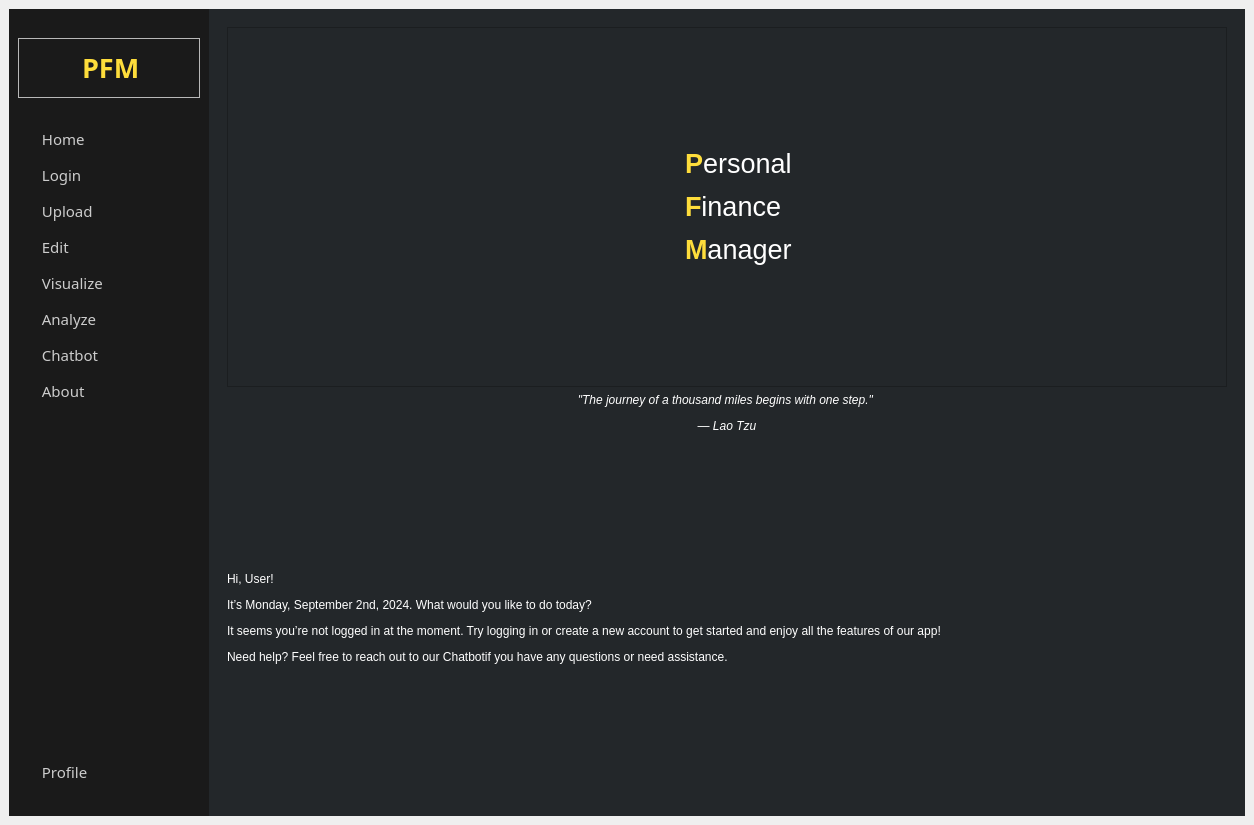
The window that UI/Master.ui (AtlasCJr/pfm) describes before a commit, drawn with Qt 5.
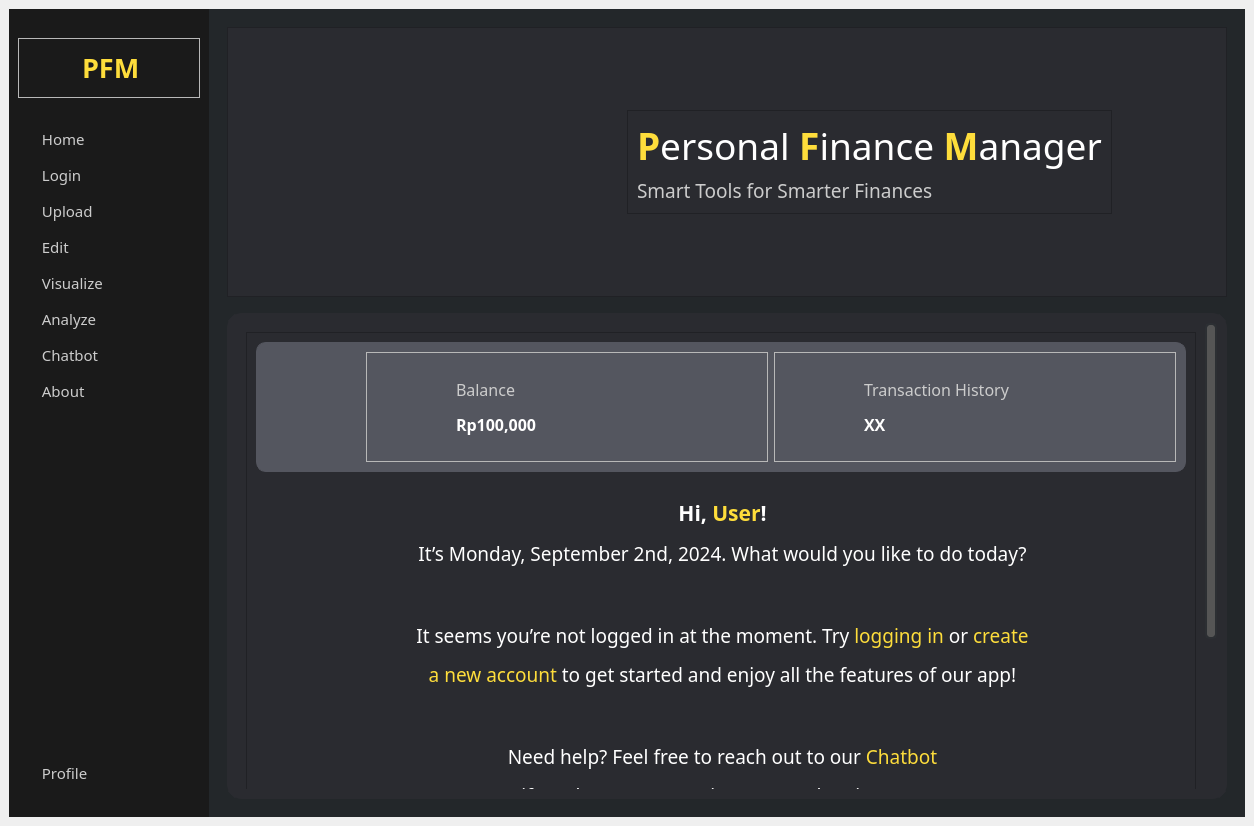
The same window after the commit. The open tabs and pages were chosen to show the change. Icons and pictures are not drawn.

Commit message: Revamp 'Home' and 'Profile' UI, added more 'Visualize' features

Patch:
```diff
--- a/UI/Master.ui
+++ b/UI/Master.ui
@@ -7,7 +7,7 @@
     <x>0</x>
     <y>0</y>
     <width>1254</width>
-    <height>825</height>
+    <height>826</height>
    </rect>
   </property>
   <property name="sizePolicy">
@@ -470,9 +470,67 @@
           <number>6</number>
          </property>
          <widget class="QWidget" name="home">
-          <layout class="QVBoxLayout" name="verticalLayout_10">
+          <property name="styleSheet">
+           <string notr="true">#HM_appLogo{
+	padding:10px;
+}
+#frame_8{
+	border: 1px solid rgba(84,86,95,255);
+	border-radius: 10px;
+}
+QScrollArea {
+    border: 10px solid rgb(42, 43, 48);; /* Set the border color and width */
+    border-radius: 15px; /* Optional: Add some rounding to the corners */
+    background-color:  rgb(42, 43, 48); /* Ensure the background matches your theme */
+}
+QScrollBar:vertical {
+    border: none;
+    background-color: #2C2F33;
+    width: 12px;
+    margin: 0px 0px 0px 0px;
+    border-radius: 5px;
+}
+
+QScrollBar::handle:vertical {
+    background-color: #555;
+    min-height: 20px;
+    border-radius: 5px;
+    border: 2px solid #2C2F33;
+}
+
+QScrollBar::handle:vertical:hover {
+    background-color: #888;
+}
+
+QScrollBar::sub-line:vertical,
+QScrollBar::add-line:vertical {
+    border: none;
+    background: none;
+}
+
+QScrollBar::add-page:vertical, 
+QScrollBar::sub-page:vertical {
+    background: none;
+}</string>
+          </property>
+          <layout class="QVBoxLayout" name="verticalLayout_30">
            <item>
-            <widget class="QFrame" name="frame_8">
+            <widget class="QFrame" name="homeFrame">
+             <property name="minimumSize">
+              <size>
+               <width>1000</width>
+               <height>250</height>
+              </size>
+             </property>
+             <property name="maximumSize">
+              <size>
+               <width>1000</width>
+               <height>600</height>
+              </size>
+             </property>
+             <property name="styleSheet">
+              <string notr="true">background-color: rgb(42, 43, 48);</string>
+             </property>
              <property name="frameShape">
               <enum>QFrame::StyledPanel</enum>
              </property>
@@ -485,20 +543,29 @@
                 <property name="orientation">
                  <enum>Qt::Horizontal</enum>
                 </property>
+                <property name="sizeType">
+                 <enum>QSizePolicy::Fixed</enum>
+                </property>
                 <property name="sizeHint" stdset="0">
                  <size>
-                  <width>40</width>
+                  <width>30</width>
                   <height>20</height>
                  </size>
                 </property>
                </spacer>
               </item>
               <item>
-               <widget class="QLabel" name="label_21">
+               <widget class="QLabel" name="HM_appLogo">
+                <property name="minimumSize">
+                 <size>
+                  <width>250</width>
+                  <height>250</height>
+                 </size>
+                </property>
                 <property name="maximumSize">
                  <size>
-                  <width>100</width>
-                  <height>100</height>
+                  <width>250</width>
+                  <height>250</height>
                  </size>
                 </property>
                 <property name="text">
@@ -512,81 +579,360 @@
                 </property>
                </widget>
               </item>
-              <item>
-               <spacer name="horizontalSpacer_10">
-                <property name="orientation">
-                 <enum>Qt::Horizontal</enum>
+              <item alignment="Qt::AlignHCenter|Qt::AlignVCenter">
+               <widget class="QFrame" name="frame_35">
+                <property name="frameShape">
+                 <enum>QFrame::StyledPanel</enum>
                 </property>
-                <property name="sizeType">
-                 <enum>QSizePolicy::Fixed</enum>
+                <property name="frameShadow">
+                 <enum>QFrame::Raised</enum>
                 </property>
-                <property name="sizeHint" stdset="0">
-                 <size>
-                  <width>10</width>
-                  <height>20</height>
-                 </size>
-                </property>
-               </spacer>
-              </item>
-              <item>
-               <widget class="QLabel" name="label">
-                <property name="styleSheet">
-                 <string notr="true">color: rgb(255, 255, 255);</string>
-                </property>
-                <property name="text">
-                 <string>&lt;html&gt;&lt;head/&gt;&lt;body&gt;&lt;p&gt;&lt;span style=&quot; font-size:20pt; font-weight:600; color:#fedd3b;&quot;&gt;P&lt;/span&gt;&lt;span style=&quot; font-size:20pt; color:#ffffff;&quot;&gt;ersonal&lt;/span&gt;&lt;/p&gt;&lt;p&gt;&lt;span style=&quot; font-size:20pt; font-weight:600; color:#fedd3b;&quot;&gt;F&lt;/span&gt;&lt;span style=&quot; font-size:20pt; color:#ffffff;&quot;&gt;inance&lt;/span&gt;&lt;/p&gt;&lt;p&gt;&lt;span style=&quot; font-size:20pt; font-weight:600; color:#fedd3b;&quot;&gt;M&lt;/span&gt;&lt;span style=&quot; font-size:20pt; color:#ffffff;&quot;&gt;anager&lt;/span&gt;&lt;/p&gt;&lt;/body&gt;&lt;/html&gt;</string>
-                </property>
-                <property name="alignment">
-                 <set>Qt::AlignLeading|Qt::AlignLeft|Qt::AlignVCenter</set>
-                </property>
+                <layout class="QVBoxLayout" name="verticalLayout_28">
+                 <item alignment="Qt::AlignBottom">
+                  <widget class="QLabel" name="HM_appName">
+                   <property name="font">
+                    <font>
+                     <family>Poppins</family>
+                    </font>
+                   </property>
+                   <property name="text">
+                    <string>&lt;html&gt;&lt;head/&gt;&lt;body&gt;&lt;p&gt;&lt;span style=&quot; font-size:28pt; font-weight:600; color:#fedd3b;&quot;&gt;P&lt;/span&gt;&lt;span style=&quot; font-size:28pt; color:#ffffff;&quot;&gt;ersonal &lt;/span&gt;&lt;span style=&quot; font-size:28pt; font-weight:600; color:#fedd3b;&quot;&gt;F&lt;/span&gt;&lt;span style=&quot; font-size:28pt; color:#ffffff;&quot;&gt;inance &lt;/span&gt;&lt;span style=&quot; font-size:28pt; font-weight:600; color:#fedd3b;&quot;&gt;M&lt;/span&gt;&lt;span style=&quot; font-size:28pt; color:#ffffff;&quot;&gt;anager&lt;/span&gt;&lt;/p&gt;&lt;/body&gt;&lt;/html&gt;</string>
+                   </property>
+                  </widget>
+                 </item>
+                 <item alignment="Qt::AlignTop">
+                  <widget class="QLabel" name="label_9">
+                   <property name="maximumSize">
+                    <size>
+                     <width>16777215</width>
+                     <height>30</height>
+                    </size>
+                   </property>
+                   <property name="font">
+                    <font>
+                     <family>Poppins</family>
+                     <pointsize>10</pointsize>
+                    </font>
+                   </property>
+                   <property name="text">
+                    <string>&lt;html&gt;&lt;head/&gt;&lt;body&gt;&lt;p&gt;&lt;span style=&quot; font-size:14pt; color:#cccccc;&quot;&gt;Smart Tools for Smarter Finances&lt;/span&gt;&lt;/p&gt;&lt;/body&gt;&lt;/html&gt;</string>
+                   </property>
+                  </widget>
+                 </item>
+                </layout>
                </widget>
               </item>
-              <item>
-               <spacer name="horizontalSpacer_9">
-                <property name="orientation">
-                 <enum>Qt::Horizontal</enum>
-                </property>
-                <property name="sizeHint" stdset="0">
-                 <size>
-                  <width>40</width>
-                  <height>20</height>
-                 </size>
-                </property>
-               </spacer>
-              </item>
              </layout>
             </widget>
            </item>
            <item>
-            <widget class="QLabel" name="label_9">
-             <property name="sizePolicy">
-              <sizepolicy hsizetype="Preferred" vsizetype="Maximum">
-               <horstretch>0</horstretch>
-               <verstretch>0</verstretch>
-              </sizepolicy>
+            <spacer name="verticalSpacer_21">
+             <property name="orientation">
+              <enum>Qt::Vertical</enum>
              </property>
-             <property name="styleSheet">
-              <string notr="true">color: white;</string>
+             <property name="sizeType">
+              <enum>QSizePolicy::Fixed</enum>
              </property>
-             <property name="text">
-              <string>&lt;html&gt;&lt;head/&gt;&lt;body&gt;&lt;p align=&quot;center&quot;&gt;&lt;span style=&quot; font-style:italic;&quot;&gt;&amp;quot;The journey of a thousand miles begins with one step.&amp;quot; &lt;/span&gt;&lt;/p&gt;&lt;p align=&quot;center&quot;&gt;&lt;span style=&quot; font-style:italic;&quot;&gt;— Lao Tzu&lt;/span&gt;&lt;/p&gt;&lt;/body&gt;&lt;/html&gt;</string>
+             <property name="sizeHint" stdset="0">
+              <size>
+               <width>20</width>
+               <height>10</height>
+              </size>
              </property>
-            </widget>
+            </spacer>
            </item>
            <item>
-            <widget class="QLabel" name="homeText">
+            <widget class="QScrollArea" name="scrollArea_6">
+             <property name="minimumSize">
+              <size>
+               <width>1000</width>
+               <height>0</height>
+              </size>
+             </property>
+             <property name="maximumSize">
+              <size>
+               <width>1000</width>
+               <height>16777215</height>
+              </size>
+             </property>
              <property name="styleSheet">
-              <string notr="true">color: rgb(255, 255, 255);</string>
+              <string notr="true">background-color: rgb(42, 43, 48);</string>
              </property>
-             <property name="text">
-              <string>&lt;html&gt;&lt;head/&gt;&lt;body&gt;&lt;p&gt;Hi, User!&lt;/p&gt;&lt;p&gt;It’s Monday, September 2nd, 2024. What would you like to do today?&lt;/p&gt;&lt;p&gt;It seems you’re not logged in at the moment. Try logging in or create a new account to get started and enjoy all the features of our app!&lt;/p&gt;&lt;p&gt;Need help? Feel free to reach out to our Chatbot&lt;span style=&quot; font-weight:600;&quot;/&gt;if you have any questions or need assistance.&lt;/p&gt;&lt;/body&gt;&lt;/html&gt;</string>
-             </property>
-             <property name="wordWrap">
+             <property name="widgetResizable">
               <bool>true</bool>
              </property>
-             <property name="margin">
-              <number>50</number>
-             </property>
+             <widget class="QWidget" name="scrollAreaWidgetContents_6">
+              <property name="geometry">
+               <rect>
+                <x>0</x>
+                <y>0</y>
+                <width>968</width>
+                <height>756</height>
+               </rect>
+              </property>
+              <property name="maximumSize">
+               <size>
+                <width>16777215</width>
+                <height>16777215</height>
+               </size>
+              </property>
+              <layout class="QVBoxLayout" name="verticalLayout_10">
+               <item>
+                <widget class="QFrame" name="frame_36">
+                 <property name="frameShape">
+                  <enum>QFrame::StyledPanel</enum>
+                 </property>
+                 <property name="frameShadow">
+                  <enum>QFrame::Raised</enum>
+                 </property>
+                 <layout class="QVBoxLayout" name="verticalLayout_29">
+                  <item>
+                   <widget class="QFrame" name="frame_8">
+                    <property name="minimumSize">
+                     <size>
+                      <width>0</width>
+                      <height>130</height>
+                     </size>
+                    </property>
+                    <property name="maximumSize">
+                     <size>
+                      <width>16777215</width>
+                      <height>130</height>
+                     </size>
+                    </property>
+                    <property name="styleSheet">
+                     <string notr="true">background-color: rgb(84,86,95);</string>
+                    </property>
+                    <property name="frameShape">
+                     <enum>QFrame::StyledPanel</enum>
+                    </property>
+                    <property name="frameShadow">
+                     <enum>QFrame::Raised</enum>
+                    </property>
+                    <layout class="QHBoxLayout" name="horizontalLayout_32">
+                     <item>
+                      <spacer name="horizontalSpacer_9">
+                       <property name="orientation">
+                        <enum>Qt::Horizontal</enum>
+                       </property>
+                       <property name="sizeType">
+                        <enum>QSizePolicy::Fixed</enum>
+                       </property>
+                       <property name="sizeHint" stdset="0">
+                        <size>
+                         <width>100</width>
+                         <height>20</height>
+                        </size>
+                       </property>
+                      </spacer>
+                     </item>
+                     <item>
+                      <widget class="QFrame" name="frame_37">
+                       <property name="styleSheet">
+                        <string notr="true">background-color:none;</string>
+                       </property>
+                       <property name="frameShape">
+                        <enum>QFrame::StyledPanel</enum>
+                       </property>
+                       <property name="frameShadow">
+                        <enum>QFrame::Raised</enum>
+                       </property>
+                       <layout class="QHBoxLayout" name="horizontalLayout_33">
+                        <item alignment="Qt::AlignVCenter">
+                         <widget class="QLabel" name="HM_balanceLogo">
+                          <property name="minimumSize">
+                           <size>
+                            <width>50</width>
+                            <height>50</height>
+                           </size>
+                          </property>
+                          <property name="maximumSize">
+                           <size>
+                            <width>50</width>
+                            <height>50</height>
+                           </size>
+                          </property>
+                          <property name="text">
+                           <string/>
+                          </property>
+                          <property name="pixmap">
+                           <pixmap>../Assets/wallet.png</pixmap>
+                          </property>
+                          <property name="scaledContents">
+                           <bool>true</bool>
+                          </property>
+                         </widget>
+                        </item>
+                        <item alignment="Qt::AlignVCenter">
+                         <widget class="QLabel" name="HM_balance">
+                          <property name="font">
+                           <font>
+                            <family>Poppins</family>
+                            <pointsize>12</pointsize>
+                           </font>
+                          </property>
+                          <property name="styleSheet">
+                           <string notr="true">padding-left:20px;</string>
+                          </property>
+                          <property name="text">
+                           <string>&lt;html&gt;&lt;head/&gt;&lt;body&gt;&lt;p&gt;&lt;span style=&quot; color:#cccccc;&quot;&gt;Balance&lt;/span&gt;&lt;/p&gt;&lt;p&gt;&lt;span style=&quot; font-weight:600; color:#ffffff;&quot;&gt;Rp100,000&lt;/span&gt;&lt;/p&gt;&lt;/body&gt;&lt;/html&gt;</string>
+                          </property>
+                         </widget>
+                        </item>
+                       </layout>
+                      </widget>
+                     </item>
+                     <item>
+                      <widget class="QFrame" name="frame_38">
+                       <property name="styleSheet">
+                        <string notr="true">background-color:none;</string>
+                       </property>
+                       <property name="frameShape">
+                        <enum>QFrame::StyledPanel</enum>
+                       </property>
+                       <property name="frameShadow">
+                        <enum>QFrame::Raised</enum>
+                       </property>
+                       <layout class="QHBoxLayout" name="horizontalLayout_34">
+                        <item>
+                         <widget class="QLabel" name="HM_transactionLogo">
+                          <property name="minimumSize">
+                           <size>
+                            <width>50</width>
+                            <height>50</height>
+                           </size>
+                          </property>
+                          <property name="maximumSize">
+                           <size>
+                            <width>50</width>
+                            <height>50</height>
+                           </size>
+                          </property>
+                          <property name="text">
+                           <string/>
+                          </property>
+                          <property name="pixmap">
+                           <pixmap>../Assets/transaction.png</pixmap>
+                          </property>
+                          <property name="scaledContents">
+                           <bool>true</bool>
+                          </property>
+                         </widget>
+                        </item>
+                        <item>
+                         <widget class="QLabel" name="HM_num_trans">
+                          <property name="font">
+                           <font>
+                            <family>Poppins</family>
+                            <pointsize>12</pointsize>
+                           </font>
+                          </property>
+                          <property name="styleSheet">
+                           <string notr="true">padding-left:20px;</string>
+                          </property>
+                          <property name="text">
+                           <string>&lt;html&gt;&lt;head/&gt;&lt;body&gt;&lt;p&gt;&lt;span style=&quot; color:#cccccc;&quot;&gt;Transaction History&lt;/span&gt;&lt;/p&gt;&lt;p&gt;&lt;span style=&quot; font-weight:600; color:#ffffff;&quot;&gt;XX&lt;/span&gt;&lt;/p&gt;&lt;/body&gt;&lt;/html&gt;</string>
+                          </property>
+                         </widget>
+                        </item>
+                        <item>
+                         <spacer name="horizontalSpacer_10">
+                          <property name="orientation">
+                           <enum>Qt::Horizontal</enum>
+                          </property>
+                          <property name="sizeType">
+                           <enum>QSizePolicy::Fixed</enum>
+                          </property>
+                          <property name="sizeHint" stdset="0">
+                           <size>
+                            <width>100</width>
+                            <height>20</height>
+                           </size>
+                          </property>
+                         </spacer>
+                        </item>
+                       </layout>
+                      </widget>
+                     </item>
+                    </layout>
+                   </widget>
+                  </item>
+                  <item>
+                   <widget class="QLabel" name="HM_mainText">
+                    <property name="font">
+                     <font>
+                      <family>Poppins</family>
+                      <pointsize>8</pointsize>
+                     </font>
+                    </property>
+                    <property name="styleSheet">
+                     <string notr="true">padding:20px;</string>
+                    </property>
+                    <property name="text">
+                     <string>&lt;html&gt;&lt;head/&gt;&lt;body&gt;&lt;p align=&quot;center&quot;&gt;&lt;span style=&quot; font-size:16pt; font-weight:600; color:#ffffff;&quot;&gt;Hi, &lt;/span&gt;&lt;span style=&quot; font-size:16pt; font-weight:600; color:#fedd3b;&quot;&gt;User&lt;/span&gt;&lt;span style=&quot; font-size:16pt; font-weight:600; color:#ffffff;&quot;&gt;!&lt;/span&gt;&lt;/p&gt;&lt;p align=&quot;center&quot;&gt;&lt;span style=&quot; font-size:14pt; color:#ffffff;&quot;&gt;It’s Monday, September 2nd, 2024. What would you like to do today?&lt;/span&gt;&lt;/p&gt;&lt;p align=&quot;center&quot;&gt;&lt;span style=&quot; color:#ffffff;&quot;&gt;&lt;br/&gt;&lt;/span&gt;&lt;/p&gt;&lt;p align=&quot;center&quot;&gt;&lt;span style=&quot; font-size:14pt; color:#ffffff;&quot;&gt;It seems you’re not logged in at the moment. Try &lt;/span&gt;&lt;span style=&quot; font-size:14pt; color:#fedd3b;&quot;&gt;logging in&lt;/span&gt;&lt;span style=&quot; font-size:14pt; color:#ffffff;&quot;&gt; or &lt;/span&gt;&lt;span style=&quot; font-size:14pt; color:#fedd3b;&quot;&gt;create&lt;/span&gt;&lt;/p&gt;&lt;p align=&quot;center&quot;&gt;&lt;span style=&quot; font-size:14pt; color:#fedd3b;&quot;&gt;a new account&lt;/span&gt;&lt;span style=&quot; font-size:14pt; color:#ffffff;&quot;&gt; to get started and enjoy all the features of our app!&lt;/span&gt;&lt;/p&gt;&lt;p align=&quot;center&quot;&gt;&lt;span style=&quot; color:#ffffff;&quot;&gt;&lt;br/&gt;&lt;/span&gt;&lt;/p&gt;&lt;p align=&quot;center&quot;&gt;&lt;span style=&quot; font-size:14pt; color:#ffffff;&quot;&gt;Need help? Feel free to reach out to our &lt;/span&gt;&lt;span style=&quot; font-size:14pt; color:#fedd3b;&quot;&gt;Chatbot&lt;/span&gt;&lt;/p&gt;&lt;p align=&quot;center&quot;&gt;&lt;span style=&quot; font-size:14pt; color:#ffffff;&quot;&gt;if you have any questions or need assistance.&lt;/span&gt;&lt;/p&gt;&lt;/body&gt;&lt;/html&gt;</string>
+                    </property>
+                   </widget>
+                  </item>
+                 </layout>
+                </widget>
+               </item>
+               <item>
+                <widget class="QFrame" name="frame_39">
+                 <property name="frameShape">
+                  <enum>QFrame::StyledPanel</enum>
+                 </property>
+                 <property name="frameShadow">
+                  <enum>QFrame::Raised</enum>
+                 </property>
+                 <layout class="QVBoxLayout" name="verticalLayout_31">
+                  <item alignment="Qt::AlignHCenter">
+                   <widget class="Line" name="line_2">
+                    <property name="minimumSize">
+                     <size>
+                      <width>800</width>
+                      <height>0</height>
+                     </size>
+                    </property>
+                    <property name="maximumSize">
+                     <size>
+                      <width>800</width>
+                      <height>16777215</height>
+                     </size>
+                    </property>
+                    <property name="styleSheet">
+                     <string notr="true">
+background-color: rgba(222, 222, 222, 100);
+border-radius:1px;</string>
+                    </property>
+                    <property name="frameShadow">
+                     <enum>QFrame::Sunken</enum>
+                    </property>
+                    <property name="orientation">
+                     <enum>Qt::Horizontal</enum>
+                    </property>
+                   </widget>
+                  </item>
+                  <item>
+                   <widget class="QLabel" name="label_15">
+                    <property name="font">
+                     <font>
+                      <family>Poppins</family>
+                      <italic>true</italic>
+                     </font>
+                    </property>
+                    <property name="styleSheet">
+                     <string notr="true">padding:30px;</string>
+                    </property>
+                    <property name="text">
+                     <string>&lt;html&gt;&lt;head/&gt;&lt;body&gt;&lt;p align=&quot;center&quot;&gt;&lt;span style=&quot; font-size:14pt; color:#ffffff;&quot;&gt;&amp;quot;The journey of a thousand miles begins with one step.&amp;quot; &lt;/span&gt;&lt;/p&gt;&lt;p align=&quot;center&quot;&gt;&lt;span style=&quot; font-size:14pt; color:#ffffff;&quot;&gt;— Lao Tzu&lt;/span&gt;&lt;/p&gt;&lt;/body&gt;&lt;/html&gt;</string>
+                    </property>
+                   </widget>
+                  </item>
+                 </layout>
+                </widget>
+               </item>
+              </layout>
+             </widget>
             </widget>
            </item>
           </layout>
```
Left out of the diff: 403 changed lines with no effect on the pictures. The commit also changes 12 other files.
